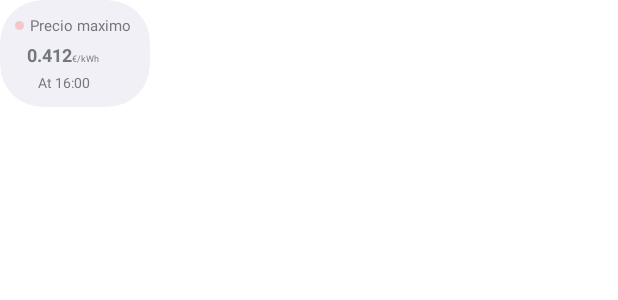
After one commit to pa7ri/luzi, an Android app: the layout electricity_widget_max_item.xml on its own in the app's theme, with its tools: preview values and no code run, on a phone screen of 412 x 824 dp. The commit adds this screen. Shown: the top 300 px of the screen. Run offline under Robolectric (Android 15) with nearby library versions, the light colour scheme and no system bars; network calls fail.

Commit message:
fix widget behavior

```diff
--- /dev/null
+++ b/app/src/main/res/layout/electricity_widget_max_item.xml
@@ -0,0 +1,62 @@
+<RelativeLayout xmlns:android="http://schemas.android.com/apk/res/android"
+    style="@style/Widget.Luzi.AppWidget.Container"
+    android:layout_width="100dp"
+    android:layout_height="wrap_content"
+    android:theme="@style/Theme.Luzi.AppWidgetContainer">
+
+    <ImageView
+        android:id="@+id/ivIndicator"
+        android:layout_width="6dp"
+        android:layout_height="6dp"
+        android:layout_alignParentStart="true"
+        android:layout_alignParentTop="true"
+        android:layout_marginTop="@dimen/margin_tiny"
+        android:background="@drawable/bg_round"
+        android:backgroundTint="@color/orange_400" />
+
+    <TextView
+        android:id="@+id/tvMaxPriceLabel"
+        android:layout_width="wrap_content"
+        android:layout_height="wrap_content"
+        android:layout_toEndOf="@+id/ivIndicator"
+        android:layout_alignParentTop="true"
+        android:layout_marginBottom="@dimen/margin_tiny"
+        android:layout_marginStart="@dimen/margin_tiny"
+        android:gravity="center"
+        android:text="@string/price_maximum"
+        android:textSize="10sp" />
+
+    <TextView
+        android:id="@+id/tvMaxPriceValue"
+        android:layout_width="wrap_content"
+        android:layout_height="wrap_content"
+        android:layout_below="@+id/tvMaxPriceLabel"
+        android:layout_alignParentStart="true"
+        android:layout_marginStart="@dimen/margin_small"
+        android:layout_marginBottom="@dimen/margin_tiny"
+        android:text="0.412"
+        android:textSize="12sp"
+        android:textStyle="bold" />
+
+    <TextView
+        android:id="@+id/tvMaxPriceMagnitude"
+        android:layout_width="wrap_content"
+        android:layout_height="wrap_content"
+        android:layout_alignBottom="@+id/tvMaxPriceValue"
+        android:layout_centerHorizontal="true"
+        android:layout_marginBottom="1dp"
+        android:layout_toEndOf="@+id/tvMaxPriceValue"
+        android:text="@string/price_magnitude"
+        android:textSize="6sp" />
+
+    <TextView
+        android:id="@+id/tvMaxPriceHour"
+        android:layout_width="wrap_content"
+        android:layout_height="wrap_content"
+        android:layout_below="@+id/tvMaxPriceValue"
+        android:layout_alignStart="@+id/tvMaxPriceValue"
+        android:layout_alignEnd="@+id/tvMaxPriceMagnitude"
+        android:gravity="center"
+        android:text="At 16:00"
+        android:textSize="9sp" />
+</RelativeLayout>
--- a/app/src/main/res/values-night/themes.xml
+++ b/app/src/main/res/values-night/themes.xml
@@ -2,13 +2,13 @@
     <!-- Base application theme. -->
     <style name="Theme.Luzi" parent="Theme.MaterialComponents.DayNight.DarkActionBar">
         <!-- Primary brand color. -->
-        <item name="colorPrimary">@color/purple_900</item>
-        <item name="colorPrimaryVariant">@color/purple_500</item>
+        <item name="colorPrimary">@color/orange_700</item>
+        <item name="colorPrimaryVariant">@color/orange_400</item>
         <item name="colorOnPrimary">@color/white</item>
         <!-- Secondary brand color. -->
         <item name="colorSecondary">@color/orange_600</item>
         <item name="colorSecondaryVariant">@color/orange_400</item>
-        <item name="colorOnSecondary">@color/black</item>
+        <item name="colorOnSecondary">@color/white</item>
         <!-- Tertiary brand color. -->
         <item name="colorTertiary">@color/orange_100_40</item>
         <item name="colorOnTertiary">@color/orange_400</item>
--- a/app/src/main/res/values/colors.xml
+++ b/app/src/main/res/values/colors.xml
@@ -18,6 +18,7 @@
     <color name="orange_300">#FFFCB0AD</color>
     <color name="orange_400">#FFFA8984</color>
     <color name="orange_600">#FFF8615A</color>
+    <color name="orange_700">#FFd9554f</color>
 
     <color name="purple_300">#FFB80D57</color>
     <color name="purple_500">#FF900e51</color>
--- a/app/src/main/res/values/strings.xml
+++ b/app/src/main/res/values/strings.xml
@@ -19,6 +19,7 @@
 
     <string name="loading_data_title">Cargando datos…</string>
     <string name="loading_petrol_data_title">Buscando gasolineras…</string>
+    <string name="loading_data_description">Puede que tome unos minutos</string>
     <string name="hour_empty">A las —:—</string>
     <string name="hour_format">A las %s</string>
     <string name="date_selection">Selecciona una fecha</string>
--- a/app/src/main/res/values/themes.xml
+++ b/app/src/main/res/values/themes.xml
@@ -22,6 +22,6 @@
     </style>
 
     <style name="Theme.Luzi.AppWidgetContainer" parent="Theme.Luzi.AppWidgetContainerParent">
-        <item name="appWidgetPadding">16dp</item>
+        <item name="appWidgetPadding">10dp</item>
     </style>
 </resources>
```
Also changed, not shown: app/src/main/java/com/master/iot/luzi/widget/ElectricityWidget.kt (+86 -23 lines), app/src/main/res/layout/electricity_widget.xml (+17 -38 lines), app/src/main/res/layout/electricity_widget_loading.xml (added, +28 -0 lines), app/src/main/res/layout/electricity_widget_min_item.xml (added, +62 -0 lines), app/src/main/res/xml/electricity_widget_info.xml (+5 -3 lines), app/src/debug/res/drawable-hdpi/preview_electricity_widget.png (added), app/src/debug/res/drawable-mdpi/preview_electricity_widget.png (added), app/src/debug/res/drawable-xhdpi/preview_electricity_widget.png (added), app/src/debug/res/drawable-xxhdpi/preview_electricity_widget.png (added), app/src/debug/res/drawable-xxxhdpi/preview_electricity_widget.png (added), 5 other files.
